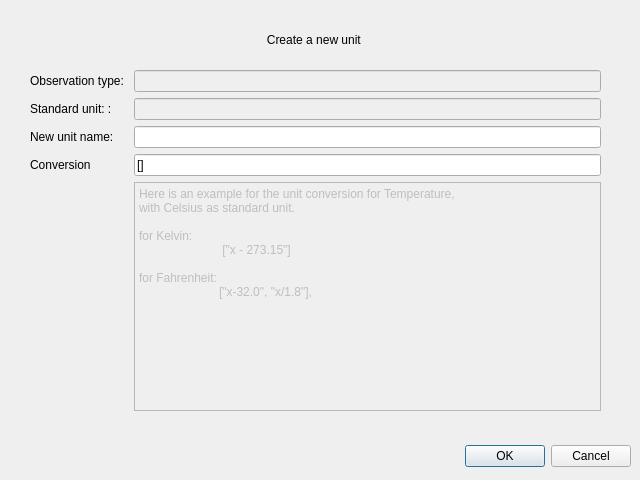
Qt form metobs_gui/qt_windows/new_unit_dialog.ui (vergauwenthomas/MetObs_GUI) before a commit.
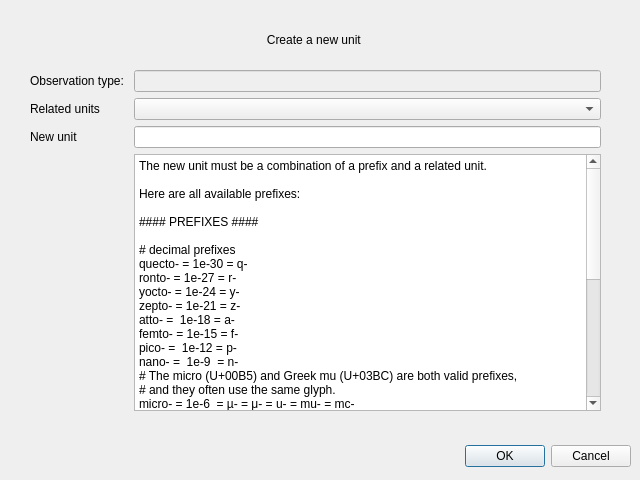
The same form after that commit.

```diff
--- a/metobs_gui/qt_windows/new_unit_dialog.ui
+++ b/metobs_gui/qt_windows/new_unit_dialog.ui
@@ -56,61 +56,67 @@
     <item row="1" column="0">
      <widget class="QLabel" name="label_3">
       <property name="text">
-       <string>Standard unit: : </string>
-      </property>
-     </widget>
-    </item>
-    <item row="1" column="1">
-     <widget class="QLineEdit" name="std_unit">
-      <property name="enabled">
-       <bool>false</bool>
+       <string>Related units</string>
       </property>
      </widget>
     </item>
     <item row="2" column="0">
      <widget class="QLabel" name="label_4">
       <property name="text">
-       <string>New unit name: </string>
+       <string>New unit </string>
       </property>
      </widget>
     </item>
     <item row="2" column="1">
      <widget class="QLineEdit" name="new_unit_box"/>
     </item>
-    <item row="3" column="0">
-     <widget class="QLabel" name="label_5">
-      <property name="text">
-       <string>Conversion</string>
-      </property>
-     </widget>
-    </item>
     <item row="3" column="1">
-     <widget class="QLineEdit" name="conv_box">
-      <property name="text">
-       <string>[]</string>
-      </property>
-     </widget>
-    </item>
-    <item row="4" column="1">
      <widget class="QPlainTextEdit" name="plainTextEdit">
       <property name="enabled">
-       <bool>false</bool>
+       <bool>true</bool>
       </property>
       <property name="plainText">
-       <string>Here is an example for the unit conversion for Temperature, 
-with Celsius as standard unit.
+       <string>The new unit must be a combination of a prefix and a related unit. 
 
-for Kelvin:
-	 [&quot;x - 273.15&quot;]
+Here are all available prefixes:
 
-for Fahrenheit:
-	[&quot;x-32.0&quot;, &quot;x/1.8&quot;],
- 
+#### PREFIXES ####
+
+# decimal prefixes
+quecto- = 1e-30 = q-
+ronto- = 1e-27 = r-
+yocto- = 1e-24 = y-
+zepto- = 1e-21 = z-
+atto- =  1e-18 = a-
+femto- = 1e-15 = f-
+pico- =  1e-12 = p-
+nano- =  1e-9  = n-
+# The micro (U+00B5) and Greek mu (U+03BC) are both valid prefixes,
+# and they often use the same glyph.
+micro- = 1e-6  = µ- = μ- = u- = mu- = mc-
+milli- = 1e-3  = m-
+centi- = 1e-2  = c-
+deci- =  1e-1  = d-
+deca- =  1e+1  = da- = deka-
+hecto- = 1e2   = h-
+kilo- =  1e3   = k-
+mega- =  1e6   = M-
+giga- =  1e9   = G-
+tera- =  1e12  = T-
+peta- =  1e15  = P-
+exa- =   1e18  = E-
+zetta- = 1e21  = Z-
+yotta- = 1e24  = Y-
+ronna- = 1e27 = R-
+quetta- = 1e30 = Q-
 
 </string>
       </property>
      </widget>
     </item>
+    <item row="1" column="1">
+     <widget class="QComboBox" name="related_units"/>
+    </item>
    </layout>
   </widget>
   <widget class="QLabel" name="label">
```
